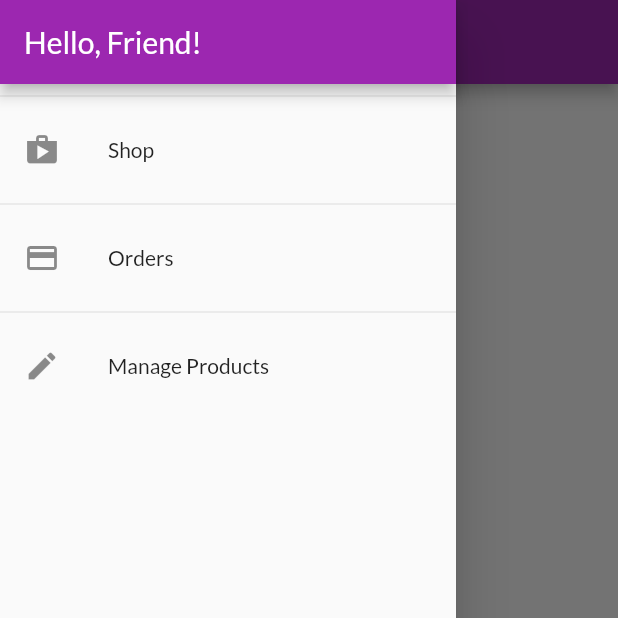
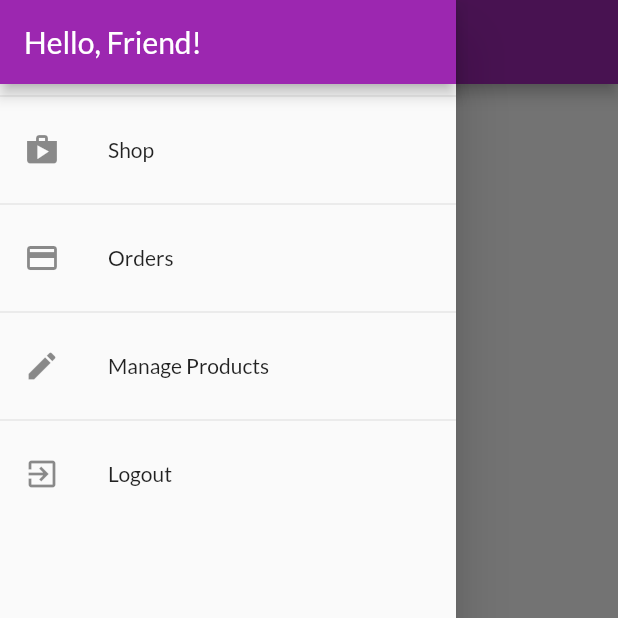
Before and after one commit to LeftTwixWand/FlutterShopApp, a Flutter app: the OrdersScreen screen opened by its route, with the side drawer open, on a phone screen of 412 x 824 dp, the top half of it. Run offline on Flutter 3.47's test engine with Material 2 defaults, Android fonts, the phone set to English and light mode, and no system bars; network calls fail.

```diff
--- a/lib/widgets/app_drawr.dart
+++ b/lib/widgets/app_drawr.dart
@@ -1,4 +1,6 @@
 import 'package:flutter/material.dart';
+import 'package:provider/provider.dart';
+import '../providers/authorization_provider.dart';
 import '../screens/user_products_screen.dart';
 import '../screens/orders_screen.dart';
 
@@ -38,6 +40,16 @@ class AppDrawer extends StatelessWidget {
                   .pushReplacementNamed(UserProductsScreen.routeName);
             },
           ),
+          Divider(),
+          ListTile(
+            leading: Icon(Icons.exit_to_app),
+            title: Text('Logout'),
+            onTap: () {
+              Navigator.of(context).pop();
+              Provider.of<AuthorizationProvider>(context, listen: false)
+                  .logout();
+            },
+          ),
         ],
       ),
     );
```
Also changed, not shown: lib/providers/authorization_provider.dart (+26 -0 lines).
